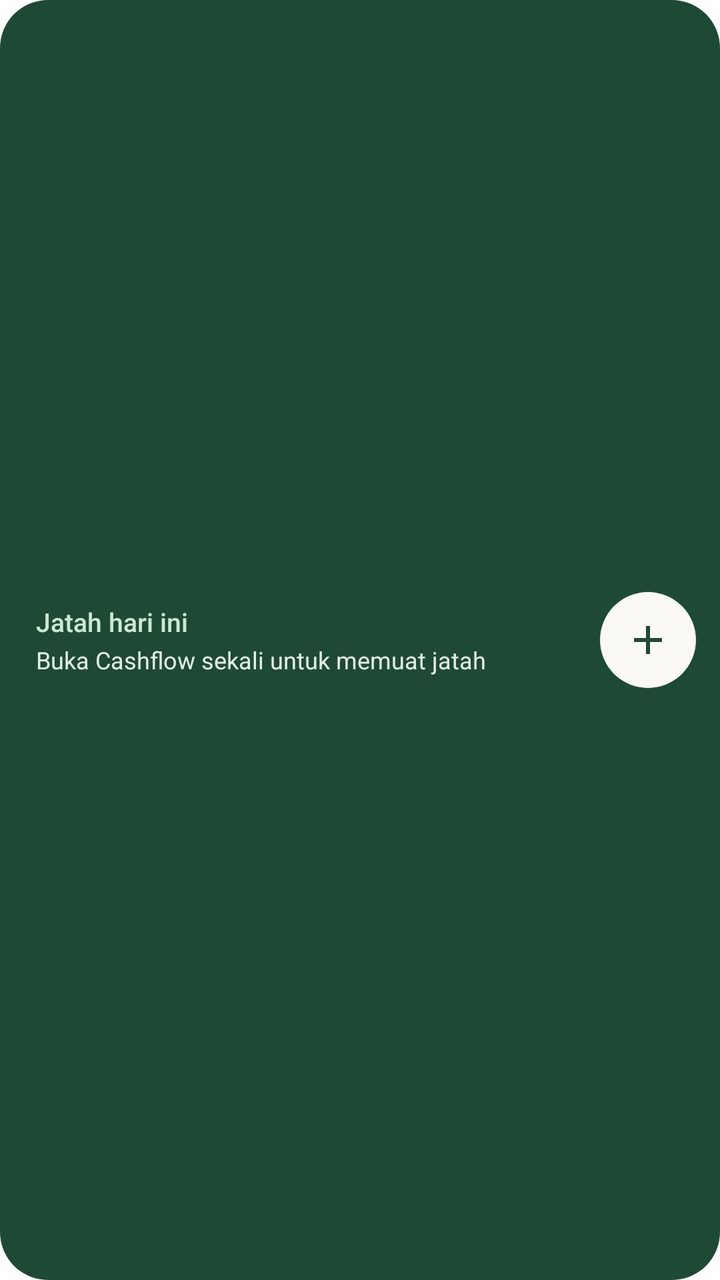
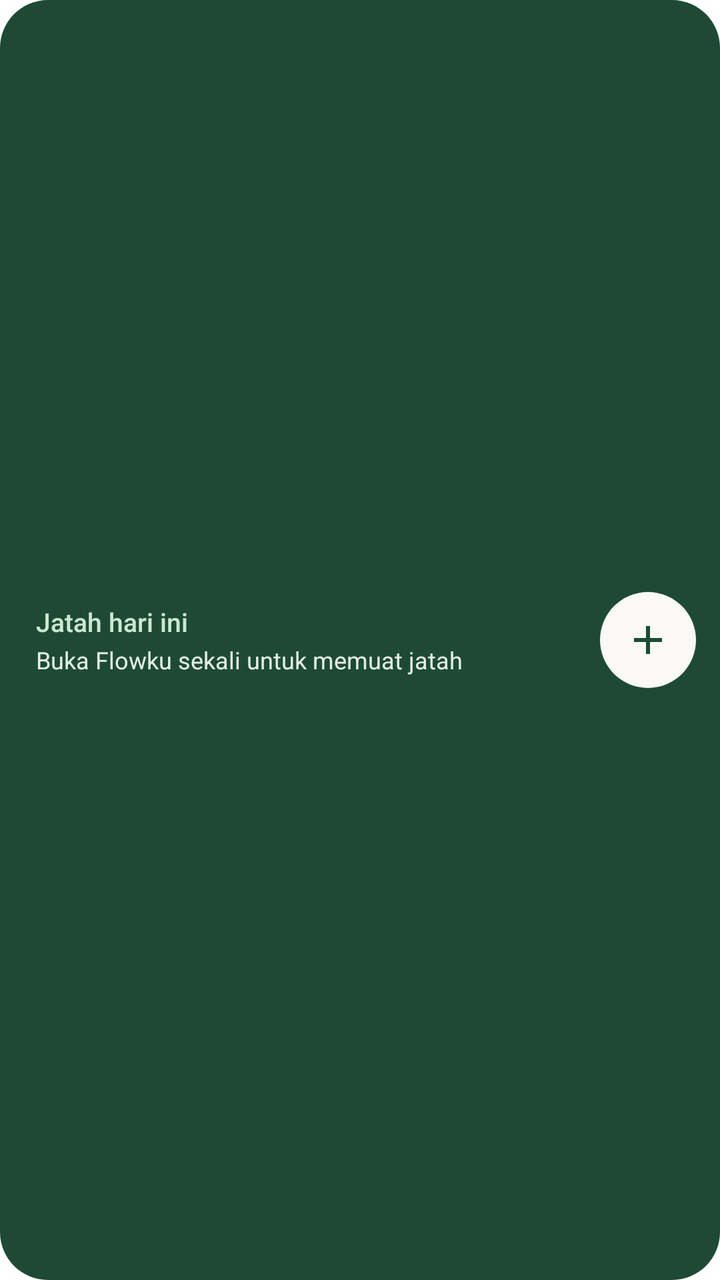

An Android layout rendered at two revisions. The XML below is the earlier revision; the diff shows what the commit changed to produce the second picture.
<!-- AndroidManifest.xml: fallback theme Theme.MaterialComponents.DayNight.NoActionBar -->
<!-- res/layout/allowance_widget.xml -->
<?xml version="1.0" encoding="utf-8"?>
<LinearLayout xmlns:android="http://schemas.android.com/apk/res/android"
    android:id="@+id/card"
    android:layout_width="match_parent"
    android:layout_height="match_parent"
    android:background="@drawable/widget_card"
    android:gravity="center_vertical"
    android:orientation="horizontal"
    android:paddingStart="18dp"
    android:paddingTop="12dp"
    android:paddingEnd="12dp"
    android:paddingBottom="12dp">

    <LinearLayout
        android:layout_width="0dp"
        android:layout_height="wrap_content"
        android:layout_weight="1"
        android:orientation="vertical">

        <TextView
            android:id="@+id/title"
            android:layout_width="wrap_content"
            android:layout_height="wrap_content"
            android:ellipsize="end"
            android:fontFamily="sans-serif-medium"
            android:maxLines="1"
            android:text="Jatah hari ini"
            android:textColor="@color/widget_on_hero_chip"
            android:textSize="13sp" />

        <TextView
            android:id="@+id/amount"
            android:layout_width="wrap_content"
            android:layout_height="wrap_content"
            android:fontFamily="sans-serif-medium"
            android:maxLines="1"
            android:textColor="@color/widget_on_hero"
            android:textSize="24sp"
            android:visibility="gone" />

        <TextView
            android:id="@+id/detail"
            android:layout_width="wrap_content"
            android:layout_height="wrap_content"
            android:layout_marginTop="2dp"
            android:ellipsize="end"
            android:maxLines="1"
            android:text="Buka Cashflow sekali untuk memuat jatah"
            android:textColor="@color/widget_on_hero_muted"
            android:textSize="12sp" />
    </LinearLayout>

    <ImageView
        android:id="@+id/add"
        android:layout_width="48dp"
        android:layout_height="48dp"
        android:layout_marginStart="12dp"
        android:background="@drawable/widget_add"
        android:contentDescription="Catat cepat"
        android:padding="12dp"
        android:src="@drawable/ic_widget_add"
        android:tint="@color/widget_hero" />
</LinearLayout>
<!-- resources referenced by this layout -->
<resources>
  <color name="widget_hero">#1E4A35</color>
  <color name="widget_on_hero">#FFFFFF</color>
  <color name="widget_on_hero_chip">#CDE8D2</color>
  <color name="widget_on_hero_muted">#E3EEE5</color>
  <!-- drawable ic_widget_add (drawable) -->
  <?xml version="1.0" encoding="utf-8"?>
  <vector xmlns:android="http://schemas.android.com/apk/res/android"
      android:width="24dp" android:height="24dp" android:viewportWidth="24" android:viewportHeight="24">
      <path android:fillColor="#FFFFFFFF" android:pathData="M19,13h-6v6h-2v-6H5v-2h6V5h2v6h6v2z" />
  </vector>
  <!-- drawable widget_add (drawable) -->
  <?xml version="1.0" encoding="utf-8"?>
  <shape xmlns:android="http://schemas.android.com/apk/res/android" android:shape="oval">
      <solid android:color="@color/widget_add_bg" />
  </shape>
  <!-- drawable widget_card (drawable) -->
  <?xml version="1.0" encoding="utf-8"?>
  <shape xmlns:android="http://schemas.android.com/apk/res/android" android:shape="rectangle">
      <solid android:color="@color/widget_hero" />
      <corners android:radius="24dp" />
  </shape>
  <color name="widget_add_bg">#FAF9F5</color>
</resources>

<!-- the commit's change to res/layout/allowance_widget.xml (unified diff, before → after) -->
@@ -45,7 +45,7 @@
             android:layout_marginTop="2dp"
             android:ellipsize="end"
             android:maxLines="1"
-            android:text="Buka Cashflow sekali untuk memuat jatah"
+            android:text="Buka Flowku sekali untuk memuat jatah"
             android:textColor="@color/widget_on_hero_muted"
             android:textSize="12sp" />
     </LinearLayout>
